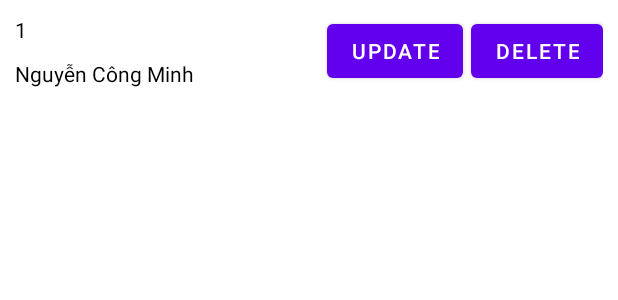
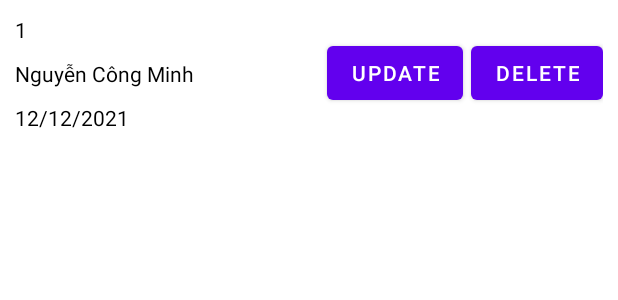
Before and after one commit to nc-minh/LTDD---AAS7132021.012, an Android app: the layout item_data.xml on its own in the app's theme, with its tools: preview values and no code run, on a phone screen of 412 x 824 dp. Shown: the top 300 px of the screen. Run offline under Robolectric (Android 15) with nearby library versions, the phone set to English and light mode, and no system bars.

Commit message:
:sparkles: add timer when add data

```diff
--- a/app/src/main/java/com/ncm/btl_android/adapter/DataAdapter.java
+++ b/app/src/main/java/com/ncm/btl_android/adapter/DataAdapter.java
@@ -49,6 +49,7 @@ public class DataAdapter extends RecyclerView.Adapter<DataAdapter.DataViewHolder
 
         holder.tvID.setText("ID: " + user.getId());
         holder.tvName.setText("Work: " + user.getName());
+        holder.tv_timer.setText("Time: " + user.getTime());
 
         holder.btnUpdate.setOnClickListener(v -> {
             iClickListener.onClickUpdateItem(user);
@@ -69,7 +70,7 @@ public class DataAdapter extends RecyclerView.Adapter<DataAdapter.DataViewHolder
 
     public class DataViewHolder extends RecyclerView.ViewHolder{
 
-        private TextView tvID, tvName;
+        private TextView tvID, tvName, tv_timer;
         private Button btnUpdate, btnDelete;
 
         public DataViewHolder(@NonNull View itemView) {
@@ -80,6 +81,7 @@ public class DataAdapter extends RecyclerView.Adapter<DataAdapter.DataViewHolder
         private void initUI() {
             tvID = itemView.findViewById(R.id.tv_id);
             tvName = itemView.findViewById(R.id.tv_name);
+            tv_timer = itemView.findViewById(R.id.tv_timer);
             btnUpdate = itemView.findViewById(R.id.btn_update);
             btnDelete = itemView.findViewById(R.id.btn_delete);
         }
--- a/app/src/main/res/layout/item_data.xml
+++ b/app/src/main/res/layout/item_data.xml
@@ -26,6 +26,13 @@
             android:text="Nguyễn Công Minh"
             android:layout_marginTop="10dp"
             android:textColor="@color/black"/>
+        <TextView
+            android:id="@+id/tv_timer"
+            android:layout_width="match_parent"
+            android:layout_height="wrap_content"
+            android:text="12/12/2021"
+            android:layout_marginTop="10dp"
+            android:textColor="@color/black"/>
     </LinearLayout>
 
     <Button
```
Also changed, not shown: app/src/main/java/com/ncm/btl_android/actions/AddActivity.java (+18 -22 lines), app/src/main/java/com/ncm/btl_android/lists/Data.java (+13 -2 lines).
